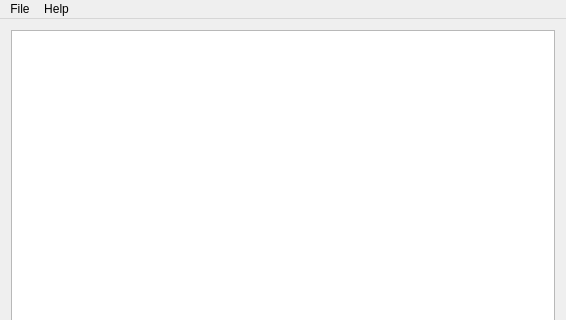
This is src/qt/mainwindow.ui in L-Leite/UnCSO2 as Qt 5 draws it before an edit; both pictures show x 0 to 566 and y 0 to 320 of the 566 by 466 pixel window. The edited form follows.
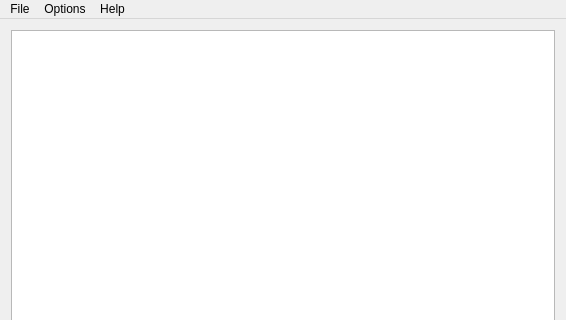
This is the edited form.

Diff of the .ui file:
```diff
--- a/src/qt/mainwindow.ui
+++ b/src/qt/mainwindow.ui
@@ -82,7 +82,15 @@
     <addaction name="actionAbout"/>
     <addaction name="actionAboutQt"/>
    </widget>
+   <widget class="QMenu" name="menuOptions">
+    <property name="title">
+     <string>Options</string>
+    </property>
+    <addaction name="actionDecrypt_encrypted_files"/>
+    <addaction name="actionRename_encrypted_files"/>
+   </widget>
    <addaction name="menuFile"/>
+   <addaction name="menuOptions"/>
    <addaction name="menuHelp"/>
   </widget>
   <widget class="QStatusBar" name="statusBar"/>
```
Left out of the diff: 22 changed lines with no effect on the pictures.
